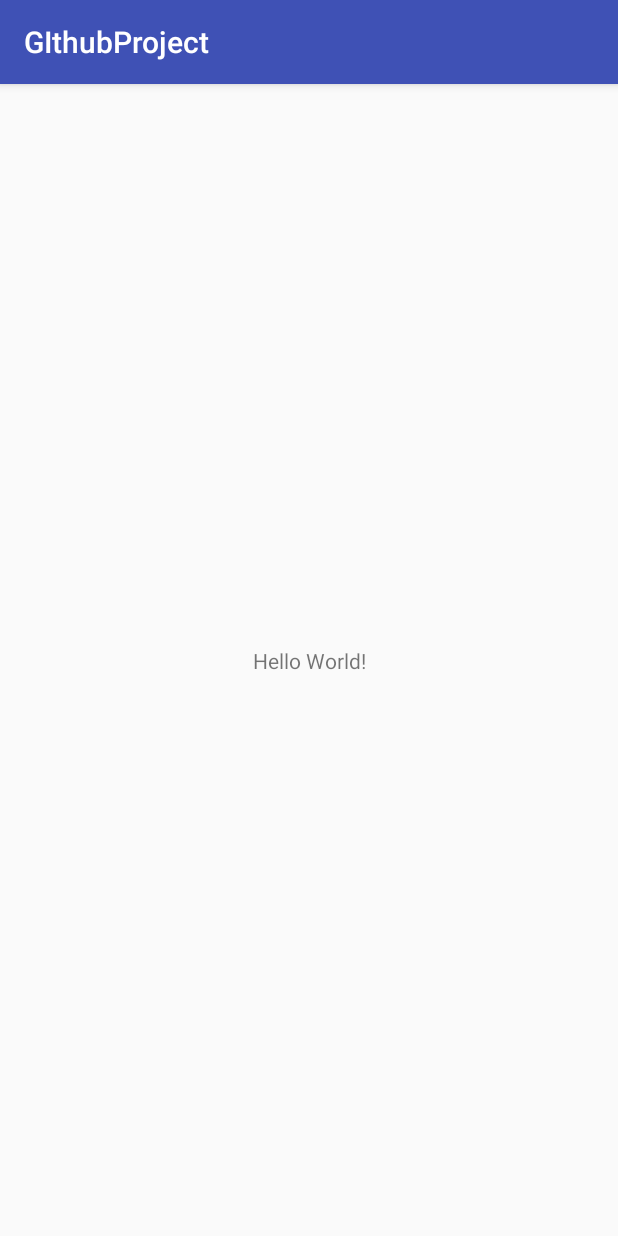
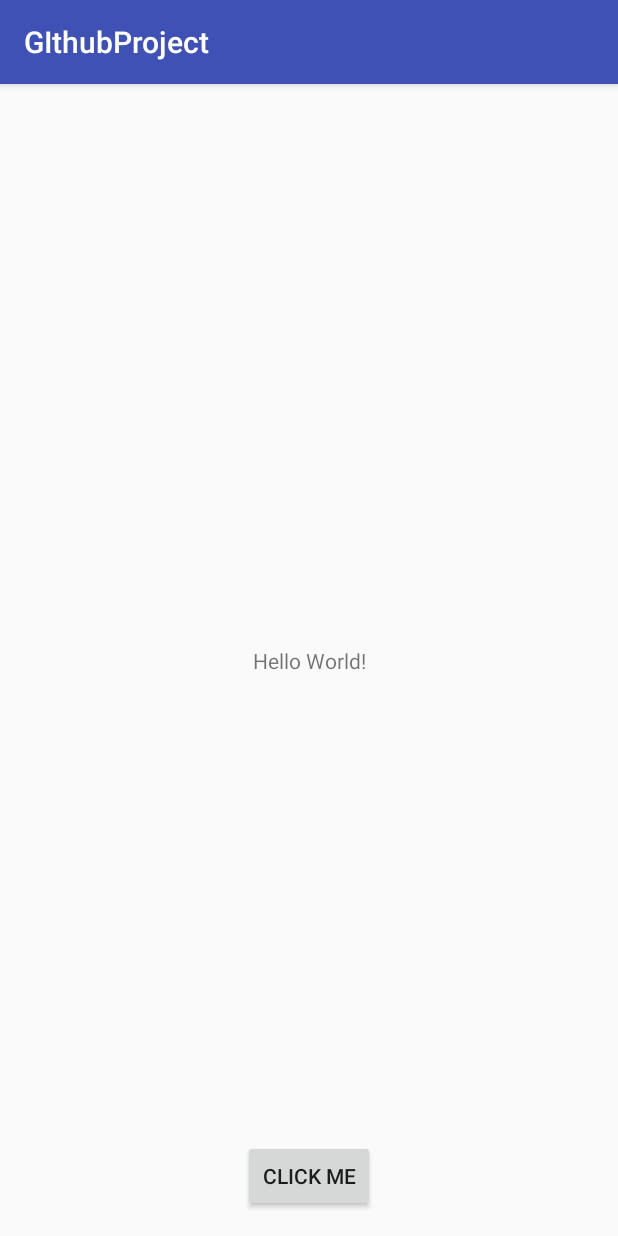
Before and after one commit to saifi369/AndroidTest, an Android app: the screen it shows after launch (MainActivity), on a phone screen of 412 x 824 dp. Run offline under Robolectric (Android 15) with nearby library versions, the phone set to English and light mode, and no system bars.

Commit message:
Java 8 is enabled for the project A new button is added button click handler is set up a new method is defined for click handling on button click text view text is changed

```diff
--- a/app/build.gradle
+++ b/app/build.gradle
@@ -16,6 +16,10 @@ android {
             proguardFiles getDefaultProguardFile('proguard-android.txt'), 'proguard-rules.pro'
         }
     }
+    compileOptions{
+        sourceCompatibility JavaVersion.VERSION_1_9
+        targetCompatibility JavaVersion.VERSION_1_9
+    }
 }
 
 dependencies {
--- a/app/src/main/java/saifi369/com/githubproject/MainActivity.java
+++ b/app/src/main/java/saifi369/com/githubproject/MainActivity.java
@@ -2,6 +2,9 @@ package saifi369.com.githubproject;
 
 import android.support.v7.app.AppCompatActivity;
 import android.os.Bundle;
+import android.view.View;
+import android.widget.Button;
+import android.widget.TextView;
 
 public class MainActivity extends AppCompatActivity {
 
@@ -11,5 +14,16 @@ public class MainActivity extends AppCompatActivity {
         setContentView(R.layout.activity_main);
 
         //This is brand new project
+
+        Button btnClick=findViewById(R.id.btn_click);
+
+        btnClick.setOnClickListener(this::show);
+
+
+    }
+
+    private void show(View view) {
+        TextView textView=findViewById(R.id.textView);
+        textView.setText("Button is clicked");
     }
 }
--- a/app/src/main/res/layout/activity_main.xml
+++ b/app/src/main/res/layout/activity_main.xml
@@ -7,6 +7,7 @@
     tools:context="saifi369.com.githubproject.MainActivity">
 
     <TextView
+        android:id="@+id/textView"
         android:layout_width="wrap_content"
         android:layout_height="wrap_content"
         android:text="Hello World!"
@@ -15,4 +16,14 @@
         app:layout_constraintRight_toRightOf="parent"
         app:layout_constraintTop_toTopOf="parent" />
 
+    <Button
+        android:id="@+id/btn_click"
+        android:layout_width="wrap_content"
+        android:layout_height="wrap_content"
+        android:layout_marginBottom="16dp"
+        android:text="Click Me"
+        app:layout_constraintBottom_toBottomOf="parent"
+        app:layout_constraintEnd_toEndOf="parent"
+        app:layout_constraintStart_toStartOf="parent" />
+
 </android.support.constraint.ConstraintLayout>
```
